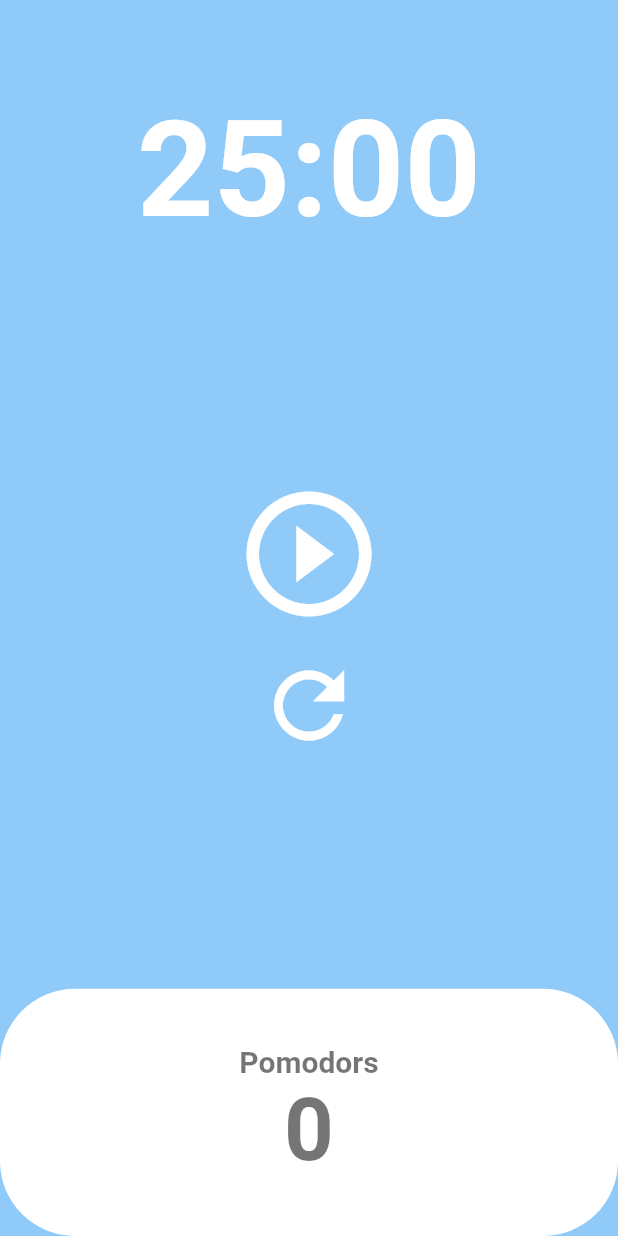
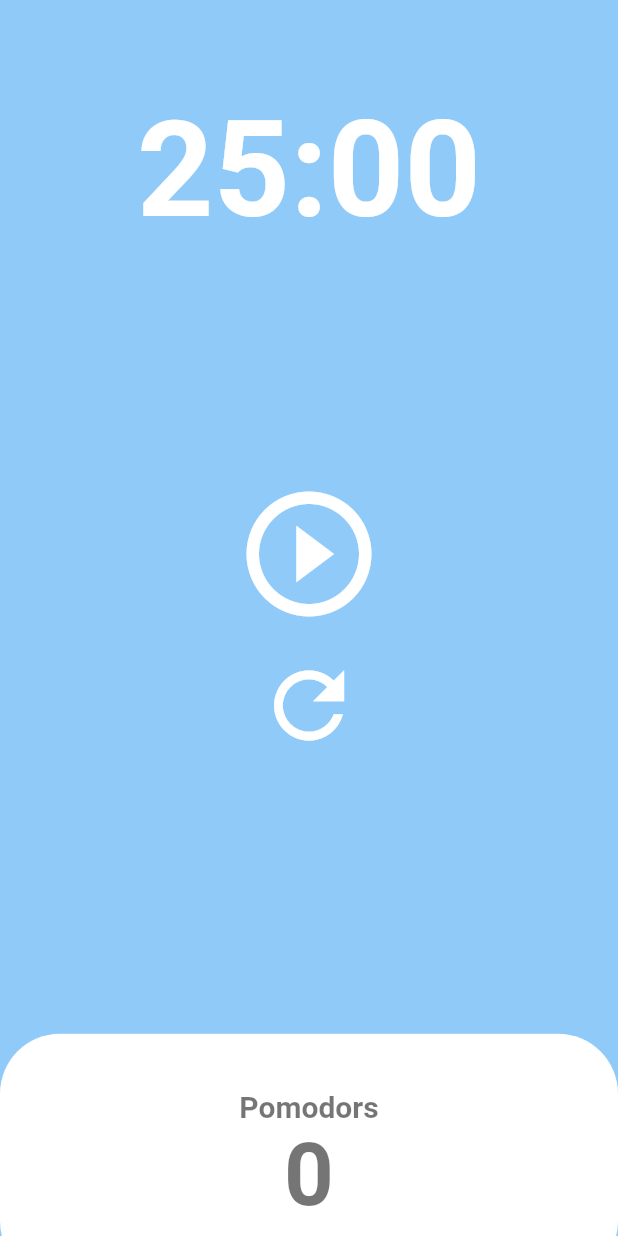
Before and after one commit to Dongkyung/Flutter_tooflix, a Flutter app: the HomeScreen screen opened directly, on a phone screen of 412 x 824 dp. Run offline on Flutter 3.47's test engine with Material 2 defaults, Android fonts, the phone set to English and light mode, and no system bars.

Commit message:
PomodoroApp 코드챌린지 완성

```diff
--- a/lib/screens/home_screen.dart
+++ b/lib/screens/home_screen.dart
@@ -107,10 +107,12 @@ class _HomeScreenState extends State<HomeScreen> {
             child: Row(
               children: [
                 Expanded(
+                  child: Transform.translate(
+                    offset: const Offset(0, 30),
                     child: Container(
                       decoration: BoxDecoration(
                           color: Theme.of(context).cardColor,
-                        borderRadius: BorderRadius.circular(50)),
+                          borderRadius: BorderRadius.circular(40)),
                       child: Column(
                         mainAxisAlignment: MainAxisAlignment.center,
                         children: [
@@ -138,6 +140,7 @@ class _HomeScreenState extends State<HomeScreen> {
                       ),
                     ),
                   ),
+                ),
               ],
             ),
           ),
```
Lines whose indentation alone changed are shown as unchanged.
